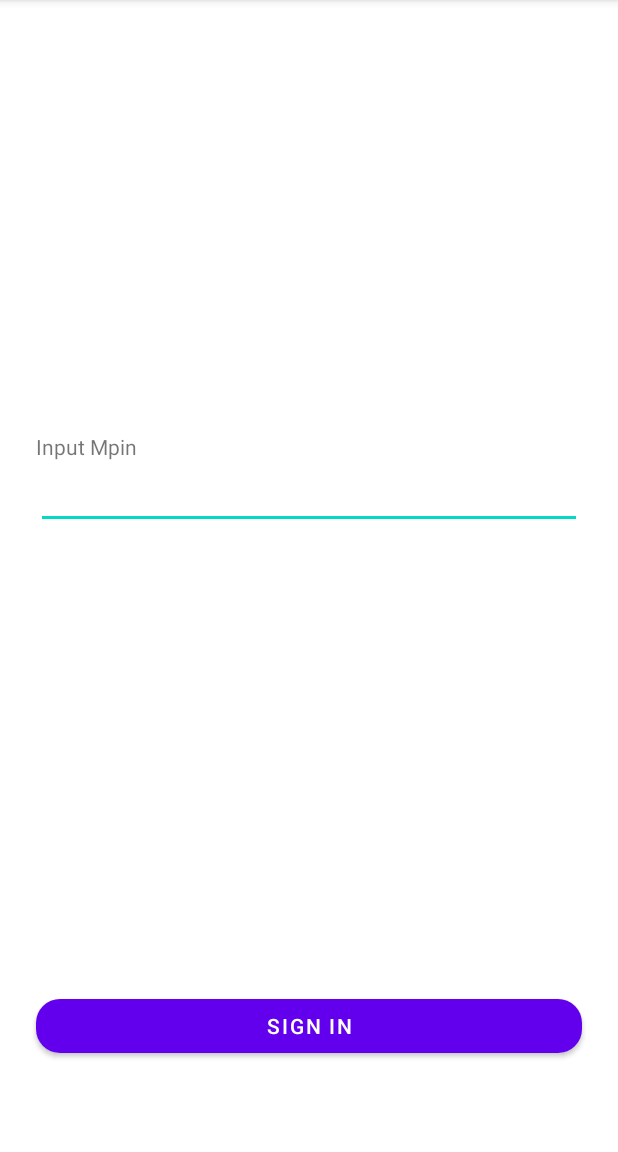
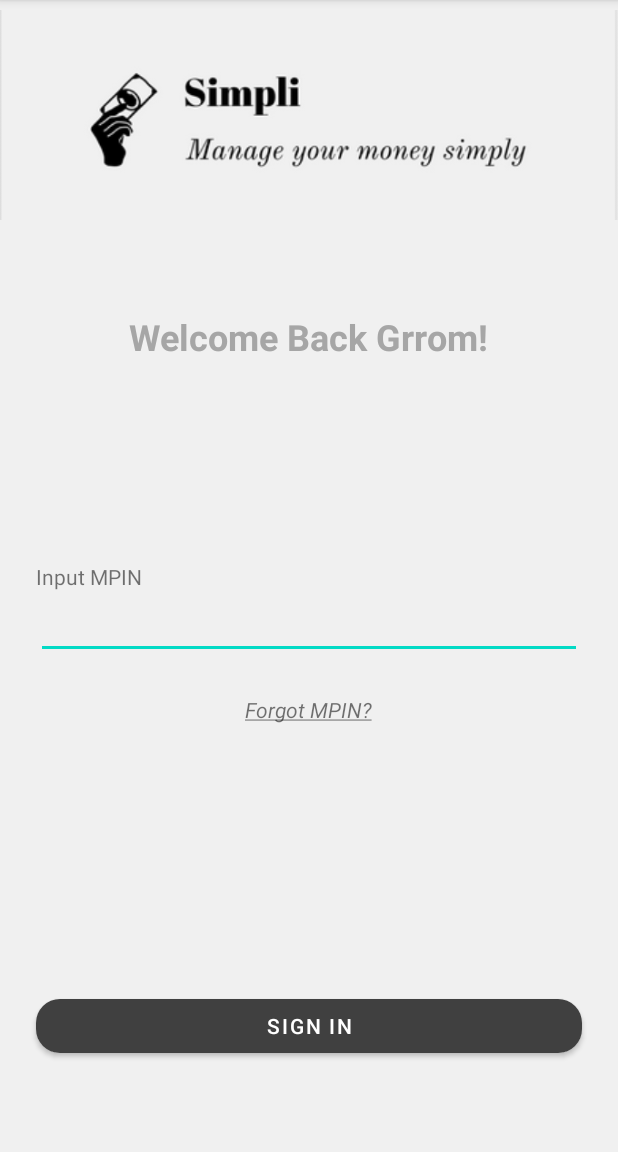
Before and after one commit to Grrom/e-cash, an Android app: the screen it shows after launch (MainActivity), on a phone screen of 412 x 824 dp, the part 84-1236 px from its top. Run offline under Robolectric (Android 15) with nearby library versions, the phone set to English and light mode, and no system bars; 1 statement that could not run was skipped.

Commit message:
add login ui

```diff
--- a/app/src/main/AndroidManifest.xml
+++ b/app/src/main/AndroidManifest.xml
@@ -14,6 +14,9 @@
         android:theme="@style/Theme.ECash"
         tools:targetApi="31">
         <activity
+            android:name=".HomePage"
+            android:exported="false" />
+        <activity
             android:name=".MainActivity"
             android:exported="true">
             <intent-filter>
--- /dev/null
+++ b/app/src/main/java/com/example/ecash/HomePage.java
@@ -0,0 +1,14 @@
+package com.example.ecash;
+
+import androidx.appcompat.app.AppCompatActivity;
+
+import android.os.Bundle;
+
+public class HomePage extends AppCompatActivity {
+
+    @Override
+    protected void onCreate(Bundle savedInstanceState) {
+        super.onCreate(savedInstanceState);
+        setContentView(R.layout.activity_home_page);
+    }
+}
--- a/app/src/main/java/com/example/ecash/MainActivity.java
+++ b/app/src/main/java/com/example/ecash/MainActivity.java
@@ -2,14 +2,22 @@ package com.example.ecash;
 
 import androidx.appcompat.app.AppCompatActivity;
 
+import android.content.Intent;
 import android.os.Bundle;
+
+import com.google.android.material.button.MaterialButton;
 
 public class MainActivity extends AppCompatActivity {
 
     @Override
     protected void onCreate(Bundle savedInstanceState) {
-
         super.onCreate(savedInstanceState);
         setContentView(R.layout.activity_main);
+
+        MaterialButton btnSignin = findViewById(R.id.btn_signin);
+
+        Intent intent = new Intent(this, );
+
+
     }
 }
--- /dev/null
+++ b/app/src/main/res/layout/activity_home_page.xml
@@ -0,0 +1,9 @@
+<?xml version="1.0" encoding="utf-8"?>
+<androidx.constraintlayout.widget.ConstraintLayout xmlns:android="http://schemas.android.com/apk/res/android"
+    xmlns:app="http://schemas.android.com/apk/res-auto"
+    xmlns:tools="http://schemas.android.com/tools"
+    android:layout_width="match_parent"
+    android:layout_height="match_parent"
+    tools:context=".HomePage">
+
+</androidx.constraintlayout.widget.ConstraintLayout>
--- a/app/src/main/res/layout/activity_main.xml
+++ b/app/src/main/res/layout/activity_main.xml
@@ -3,8 +3,22 @@
     xmlns:app="http://schemas.android.com/apk/res-auto"
     xmlns:tools="http://schemas.android.com/tools"
     android:layout_width="match_parent"
+    android:background="#f0f0f0"
     android:layout_height="match_parent"
     tools:context=".MainActivity">
+
+
+    <ImageView
+        android:id="@+id/imageView"
+        android:layout_width="match_parent"
+        android:layout_height="wrap_content"
+        android:src="@drawable/simpli"
+        app:circularflow_radiusInDP="20dp"
+        app:layout_constraintCircleRadius="20dp"
+        app:layout_constraintEnd_toEndOf="parent"
+        app:layout_constraintStart_toStartOf="parent"
+        app:layout_constraintTop_toTopOf="parent" />
+
 
 
     <com.google.android.material.button.MaterialButton
@@ -15,29 +29,62 @@
         android:layout_marginBottom="60dp"
         android:text="Sign In"
         app:cornerRadius="16dp"
+        app:backgroundTint="#404040"
         app:layout_constraintBottom_toBottomOf="parent"
         app:layout_constraintEnd_toEndOf="parent"
         app:layout_constraintHorizontal_bias="0.495"
         app:layout_constraintStart_toStartOf="parent" />
 
+
+    <TextView
+        android:id="@+id/welcome_back"
+        android:layout_width="wrap_content"
+        android:layout_height="wrap_content"
+        android:layout_marginBottom="76dp"
+        android:text="Welcome Back Grrom!"
+        android:textSize="24dp"
+        android:textStyle="bold"
+        android:textColor="#a6a6a6"
+        app:layout_constraintBottom_toTopOf="@+id/input_mpin"
+        app:layout_constraintEnd_toEndOf="parent"
+        app:layout_constraintHorizontal_bias="0.498"
+        app:layout_constraintStart_toStartOf="parent"
+        app:layout_constraintTop_toBottomOf="@+id/imageView"
+        app:layout_constraintVertical_bias="0.414" />
+
     <TextView
         android:layout_width="wrap_content"
         android:layout_height="wrap_content"
-        android:text="Input Mpin"
+        android:text="Input MPIN"
+        android:textStyle="italic"
+        android:textFontWeight="900"
         app:layout_constraintBottom_toTopOf="@+id/input_mpin"
         app:layout_constraintEnd_toEndOf="@+id/input_mpin"
         app:layout_constraintHorizontal_bias="0.0"
         app:layout_constraintStart_toStartOf="@+id/input_mpin" />
+
+    <TextView
+        android:layout_width="wrap_content"
+        android:layout_height="wrap_content"
+        android:layout_marginTop="24dp"
+        android:textStyle="italic"
+        android:text="@string/forgot_mpin"
+        app:layout_constraintEnd_toEndOf="@+id/input_mpin"
+        app:layout_constraintHorizontal_bias="0.498"
+        app:layout_constraintStart_toStartOf="@+id/input_mpin"
+        app:layout_constraintTop_toBottomOf="@+id/input_mpin" />
 
     <com.google.android.material.textfield.MaterialAutoCompleteTextView
         android:id="@+id/input_mpin"
         android:layout_width="match_parent"
         android:layout_height="wrap_content"
         android:layout_marginHorizontal="24dp"
+        android:inputType="number"
         app:layout_constraintBottom_toTopOf="@+id/btn_signin"
         app:layout_constraintEnd_toEndOf="parent"
         app:layout_constraintStart_toStartOf="parent"
-        app:layout_constraintTop_toTopOf="parent" />
+        app:layout_constraintTop_toTopOf="parent"
+        app:layout_constraintVertical_bias="0.641" />
 
 
 </androidx.constraintlayout.widget.ConstraintLayout>
--- a/app/src/main/res/values/strings.xml
+++ b/app/src/main/res/values/strings.xml
@@ -1,3 +1,4 @@
 <resources>
     <string name="app_name">E Cash</string>
+    <string name="forgot_mpin"><u>Forgot MPIN?</u></string>
 </resources>
```
Also changed, not shown: app/src/main/res/drawable-v24/simpli.png (added).
